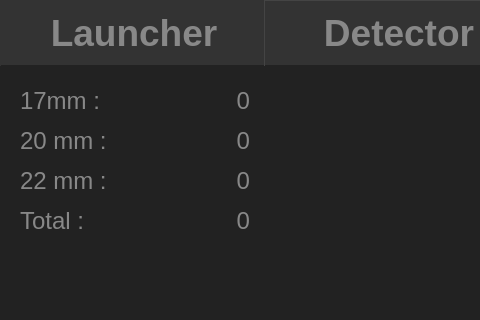
The window that mainwindow.ui (AlexVerschoot/MachineVisionGui) describes before a commit, drawn with Qt 5; both pictures show x 0 to 480 and y 0 to 320 of the 800 by 480 pixel window.
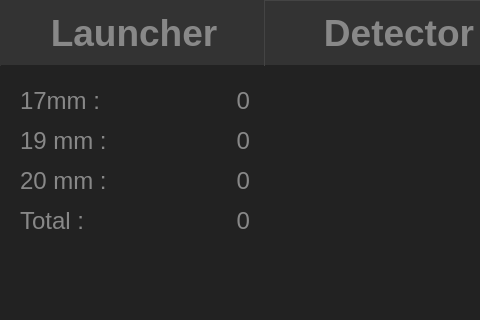
The same window after the commit. The open tabs and pages were chosen to show the change. Icons and pictures are not drawn.

Diff of the .ui file:
```diff
--- a/mainwindow.ui
+++ b/mainwindow.ui
@@ -407,7 +407,7 @@
        <string notr="true">Color : #888;</string>
       </property>
       <property name="text">
-       <string>20 mm :</string>
+       <string>19 mm :</string>
       </property>
       <property name="alignment">
        <set>Qt::AlignLeading|Qt::AlignLeft|Qt::AlignVCenter</set>
@@ -431,7 +431,7 @@
        <string notr="true">Color : #888;</string>
       </property>
       <property name="text">
-       <string>22 mm :</string>
+       <string>20 mm :</string>
       </property>
       <property name="alignment">
        <set>Qt::AlignLeading|Qt::AlignLeft|Qt::AlignVCenter</set>
```
Left out of the diff: 2 changed lines with no effect on the pictures.
